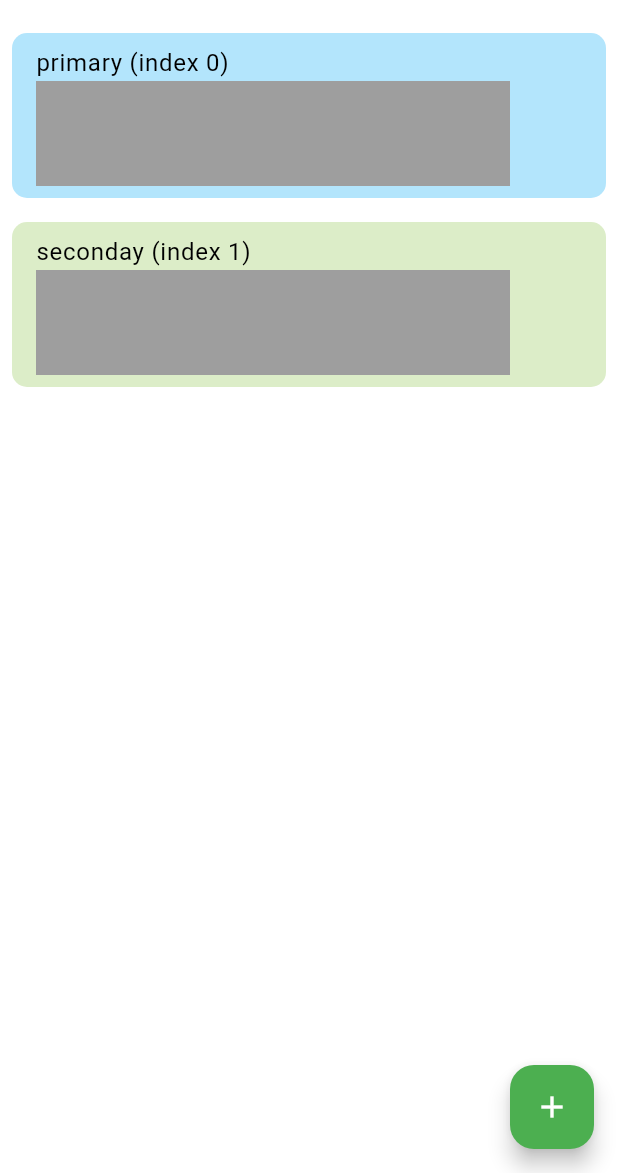
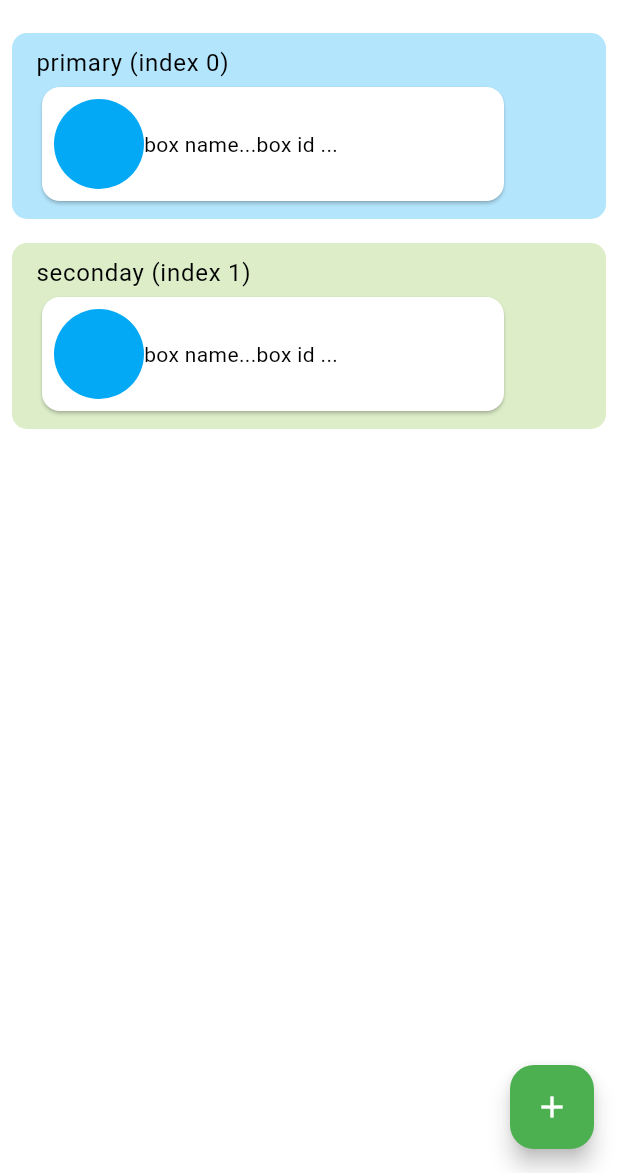
Before and after one commit to carlstep/box_color_list_1, a Flutter app: the screen it shows after launch, on a phone screen of 412 x 824 dp, the part 63-1236 px from its top. Run offline on Flutter 3.47's test engine with Material 3 defaults, Android fonts, the light colour scheme and no system bars.

Commit message:
box tile class

```diff
--- /dev/null
+++ b/lib/box_tile.dart
@@ -0,0 +1,13 @@
+import 'package:flutter/material.dart';
+
+class BoxTile {
+  final Color boxColor;
+  final String boxName;
+  final String boxId;
+
+  BoxTile({
+    required this.boxColor,
+    required this.boxName,
+    required this.boxId,
+  });
+}
--- a/lib/main.dart
+++ b/lib/main.dart
@@ -1,5 +1,6 @@
 import 'package:box_color_list_1/container_model.dart';
 import 'package:flutter/material.dart';
+import 'package:box_color_list_1/box_tile.dart';
 
 void main() {
   runApp(const MyApp());
@@ -66,7 +67,7 @@ class _MyHomePageState extends State<MyHomePage> {
     if (_boxContainerList.length <= 3) {
       return FloatingActionButton(
         onPressed: _addBoxContainer,
-        child: Icon(Icons.add),
+        child: const Icon(Icons.add),
       );
     }
   }
@@ -75,7 +76,7 @@ class _MyHomePageState extends State<MyHomePage> {
   Widget build(BuildContext context) {
     return Scaffold(
       appBar: AppBar(
-        title: Text('box color list 1'),
+        title: const Text('box color list 1'),
       ),
       body: Center(
         child: ListView.builder(
@@ -95,13 +96,7 @@ class _MyHomePageState extends State<MyHomePage> {
                     _boxContainerList[index].deleteContainerBox,
                   ),
                 ),
-                subtitle: Container(
-                  color: Colors.grey,
-                  height: 70,
-                  child: Row(
-                    children: [],
-                  ),
-                ),
+                subtitle: BoxTile(),
               ),
             );
           },
@@ -111,3 +106,35 @@ class _MyHomePageState extends State<MyHomePage> {
     );
   }
 }
+
+class BoxTile extends StatefulWidget {
+  const BoxTile({
+    super.key,
+  });
+
+  @override
+  State<BoxTile> createState() => _BoxTileState();
+}
+
+class _BoxTileState extends State<BoxTile> {
+  @override
+  Widget build(BuildContext context) {
+    return Card(
+      child: Padding(
+        padding: const EdgeInsets.all(8.0),
+        child: Row(
+          children: [
+            GestureDetector(
+              child: CircleAvatar(
+                radius: 30,
+                backgroundColor: Colors.lightBlue,
+              ),
+            ),
+            Text('box name...'),
+            Text('box id ...')
+          ],
+        ),
+      ),
+    );
+  }
+}
```
Also changed, not shown: Simulator Screenshot - iPhone 15 Pro Max - 2024-01-12 at 13.00.59.png (added).
